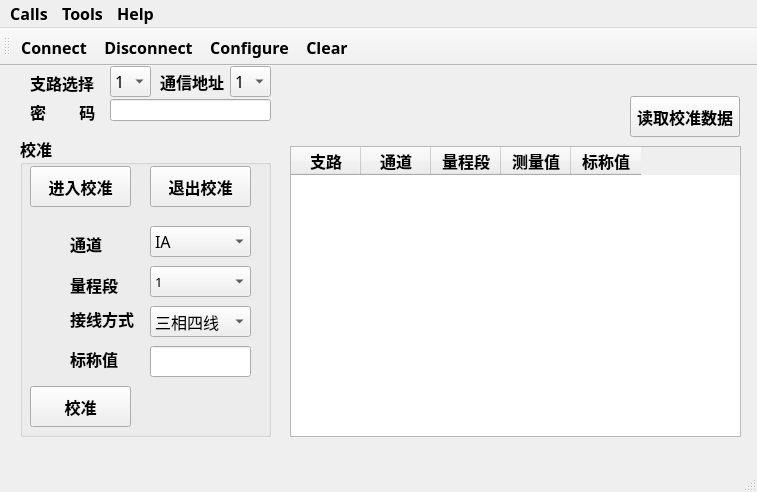
Above: serial/mainwindow.ui from isliulin/QT43 before the change. Below: the same form after it.
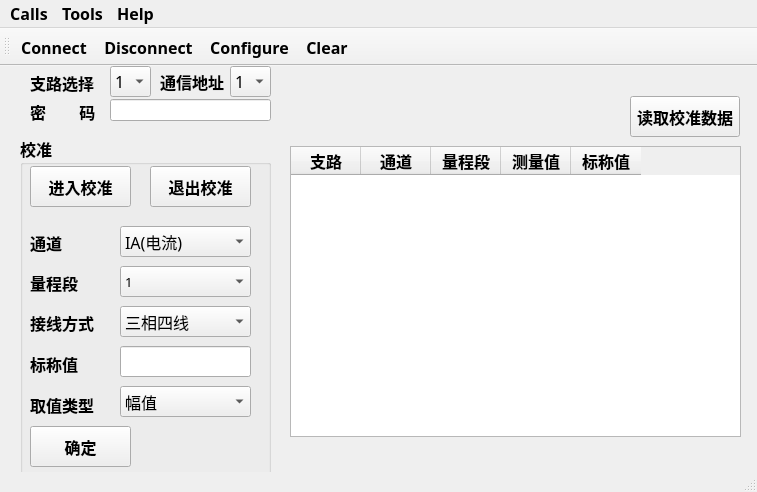
That is the form after the change. Icons and pictures are not drawn.

```diff
--- a/serial/mainwindow.ui
+++ b/serial/mainwindow.ui
@@ -28,7 +28,7 @@
       <x>20</x>
       <y>70</y>
       <width>251</width>
-      <height>301</height>
+      <height>341</height>
      </rect>
     </property>
     <property name="title">
@@ -82,9 +82,9 @@
     <widget class="QComboBox" name="cBox_chn">
      <property name="geometry">
       <rect>
-       <x>130</x>
+       <x>100</x>
        <y>90</y>
-       <width>101</width>
+       <width>131</width>
        <height>31</height>
       </rect>
      </property>
@@ -97,7 +97,7 @@
      </property>
      <item>
       <property name="text">
-       <string>IA</string>
+       <string>IA(电流)</string>
       </property>
      </item>
      <item>
@@ -164,9 +164,9 @@
     <widget class="QComboBox" name="cBox_seg">
      <property name="geometry">
       <rect>
-       <x>130</x>
+       <x>100</x>
        <y>130</y>
-       <width>101</width>
+       <width>131</width>
        <height>31</height>
       </rect>
      </property>
@@ -217,9 +217,9 @@
     <widget class="QComboBox" name="cBox_phawire">
      <property name="geometry">
       <rect>
-       <x>130</x>
+       <x>100</x>
        <y>170</y>
-       <width>101</width>
+       <width>131</width>
        <height>31</height>
       </rect>
      </property>
@@ -248,9 +248,9 @@
     <widget class="QLineEdit" name="lEdit_nvalue">
      <property name="geometry">
       <rect>
-       <x>130</x>
+       <x>100</x>
        <y>210</y>
-       <width>101</width>
+       <width>131</width>
        <height>31</height>
       </rect>
      </property>
@@ -269,7 +269,7 @@
      <property name="geometry">
       <rect>
        <x>10</x>
-       <y>250</y>
+       <y>290</y>
        <width>101</width>
        <height>41</height>
       </rect>
@@ -283,16 +283,16 @@
       </font>
      </property>
      <property name="text">
-      <string>校准</string>
+      <string>确定</string>
      </property>
     </widget>
     <widget class="QLabel" name="label_2">
      <property name="geometry">
       <rect>
-       <x>50</x>
+       <x>10</x>
        <y>97</y>
-       <width>41</width>
-       <height>21</height>
+       <width>34</width>
+       <height>19</height>
       </rect>
      </property>
      <property name="text">
@@ -302,10 +302,10 @@
     <widget class="QLabel" name="label_3">
      <property name="geometry">
       <rect>
-       <x>50</x>
-       <y>140</y>
+       <x>10</x>
+       <y>137</y>
        <width>51</width>
-       <height>18</height>
+       <height>19</height>
       </rect>
      </property>
      <property name="text">
@@ -315,10 +315,10 @@
     <widget class="QLabel" name="label_4">
      <property name="geometry">
       <rect>
-       <x>50</x>
-       <y>167</y>
-       <width>71</width>
-       <height>31</height>
+       <x>10</x>
+       <y>177</y>
+       <width>68</width>
+       <height>19</height>
       </rect>
      </property>
      <property name="text">
@@ -328,16 +328,60 @@
     <widget class="QLabel" name="label_5">
      <property name="geometry">
       <rect>
-       <x>50</x>
-       <y>207</y>
+       <x>10</x>
+       <y>218</y>
        <width>51</width>
-       <height>31</height>
+       <height>19</height>
       </rect>
      </property>
      <property name="text">
       <string>标称值</string>
      </property>
     </widget>
+    <widget class="QLabel" name="label_12">
+     <property name="geometry">
+      <rect>
+       <x>10</x>
+       <y>259</y>
+       <width>68</width>
+       <height>19</height>
+      </rect>
+     </property>
+     <property name="text">
+      <string>取值类型</string>
+     </property>
+    </widget>
+    <widget class="QComboBox" name="cBox_valtype">
+     <property name="geometry">
+      <rect>
+       <x>100</x>
+       <y>250</y>
+       <width>131</width>
+       <height>31</height>
+      </rect>
+     </property>
+     <property name="font">
+      <font>
+       <family>宋体</family>
+       <pointsize>12</pointsize>
+       <weight>50</weight>
+       <bold>false</bold>
+      </font>
+     </property>
+     <property name="toolTip">
+      <string>&lt;html&gt;&lt;head/&gt;&lt;body&gt;&lt;p&gt;当输入电流/电压/功率为幅值时标称值将被除以根2&lt;/p&gt;&lt;/body&gt;&lt;/html&gt;</string>
+     </property>
+     <item>
+      <property name="text">
+       <string>幅值</string>
+      </property>
+     </item>
+     <item>
+      <property name="text">
+       <string>有效值</string>
+      </property>
+     </item>
+    </widget>
    </widget>
    <widget class="QComboBox" name="cBox_sensorid">
     <property name="geometry">
```
Left out of the diff: 34 changed lines with no effect on the pictures.
